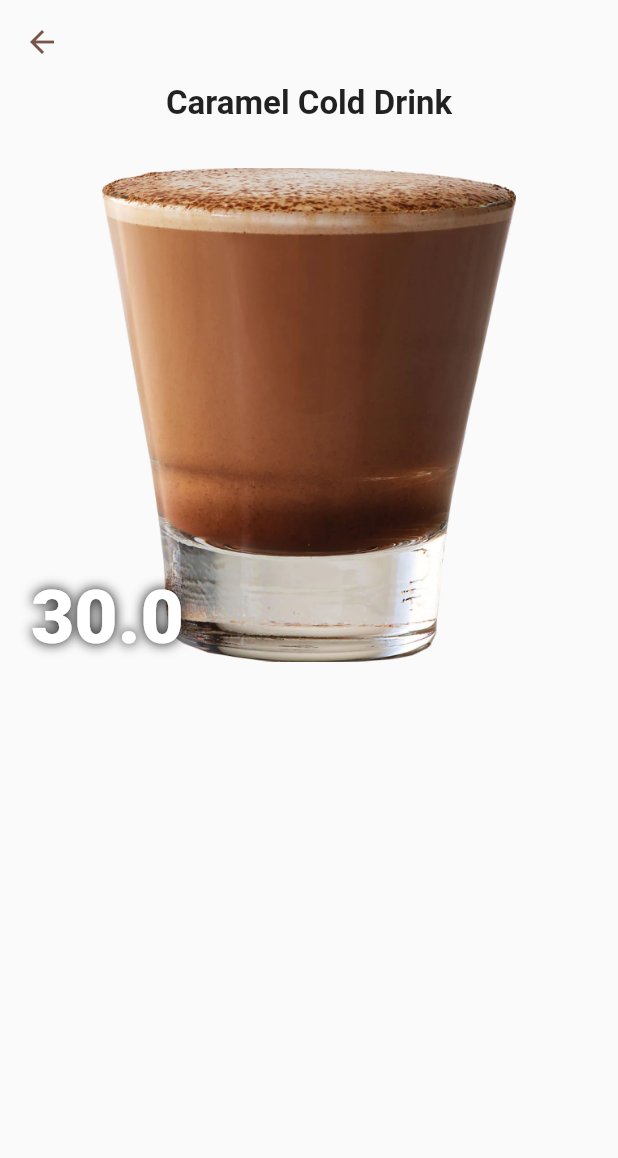
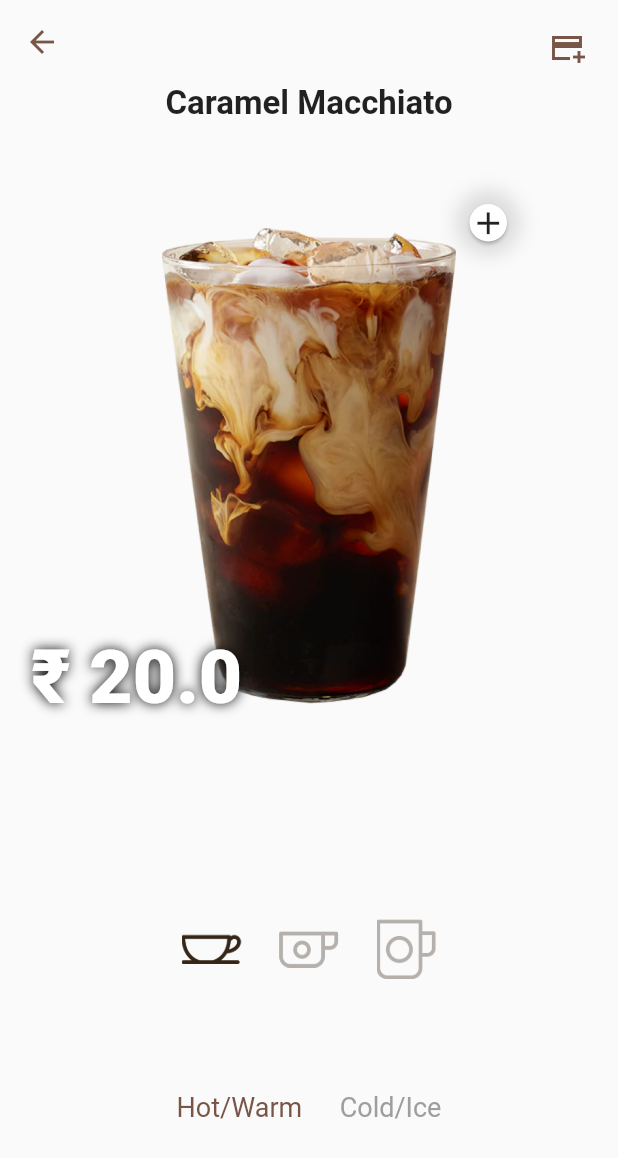
Before and after one commit to nirajphutane/Coffee_Shop_Demo, a Flutter app: the CoffeeDetailsScreen screen opened directly with sample values from the repository, on a phone screen of 412 x 824 dp. Shown: the top 1158 px of the screen. Run offline on Flutter 3.47's test engine with Material 2 defaults, Android fonts, the phone set to English and light mode, and no system bars.

Commit message:
Remaining UI add and existing UI/UX improved.

```diff
--- a/lib/Models/Coffee.dart
+++ b/lib/Models/Coffee.dart
@@ -13,7 +13,7 @@ class CoffeeList {
 
   List<Coffee> list(){
     return [
-      // Coffee(name: 'Caramel Macchiato',             image: 'assets/images/coffee_images/1_Caramel_Macchiato.png',             price: 20),
+      Coffee(name: 'Caramel Macchiato',             image: 'assets/images/coffee_images/1_Caramel_Macchiato.png',             price: 20),
       Coffee(name: 'Caramel Cold Drink',            image: 'assets/images/coffee_images/2_Caramel_Cold_Drink.png',            price: 30),
       Coffee(name: 'Iced Coffee Mocha',             image: 'assets/images/coffee_images/3_Iced_Coffee_Mocha.png',             price: 50),
       Coffee(name: 'Caramelized Pecan Latte',       image: 'assets/images/coffee_images/4_Caramelized_Pecan_Latte.png',       price: 70),
--- a/lib/Screens/coffee_details_screen.dart
+++ b/lib/Screens/coffee_details_screen.dart
@@ -19,6 +19,18 @@ class _CoffeeDetailsScreenState extends State<CoffeeDetailsScreen> {
           backgroundColor: Colors.transparent,
           elevation: 0,
           leading: BackButton(color: Colors.brown),
+          actions: [
+            Stack(
+              alignment: Alignment.bottomCenter,
+              children: [
+                IconButton(
+                  icon: Icon(Icons.add_card_sharp, color: Colors.brown),
+                  onPressed: () { },
+                ),
+              ],
+            ),
+            SizedBox(width: 10)
+          ],
         ),
         body: Column(
           crossAxisAlignment: CrossAxisAlignment.stretch,
@@ -34,9 +46,29 @@ class _CoffeeDetailsScreenState extends State<CoffeeDetailsScreen> {
               ),
             ),
 
-            const SizedBox(height: 30),
+            const SizedBox(height: 50),
 
-            SizedBox(
+            Stack(
+              children: [
+                Positioned(
+                  left: MediaQuery.of(context).size.width * 0.75,
+                  child: Container(
+                    decoration: BoxDecoration(
+                      shape: BoxShape.circle,
+                      boxShadow: [BoxShadow(blurRadius: 10, color: Colors.black12, spreadRadius: 5)],
+                    ),
+                    child: Card(
+                      color: Colors.white,
+                      shape: RoundedRectangleBorder(
+                        borderRadius: BorderRadius.circular(50),
+                      ),
+                      child: Icon(Icons.add, size: 25),
+                    ),
+                  )
+                ),
+                Padding(
+                  padding: const EdgeInsets.only(top: 20),
+                  child: SizedBox(
                     height: MediaQuery.of(context).size.height * 0.4,
                     child: Stack(
                       children: [
@@ -60,7 +92,7 @@ class _CoffeeDetailsScreenState extends State<CoffeeDetailsScreen> {
                             },
                             duration: const Duration(milliseconds: 300),
                             child: Text(
-                        '${widget.coffee.price}',
+                              '₹ ${widget.coffee.price}',
                               style: TextStyle(
                                 fontSize: 50,
                                 fontWeight: FontWeight.w900,
@@ -79,6 +111,37 @@ class _CoffeeDetailsScreenState extends State<CoffeeDetailsScreen> {
                       ],
                     ),
                   ),
+                ),
+              ],
+            ),
+
+            Expanded(
+              child: Row(
+                mainAxisSize: MainAxisSize.max,
+                mainAxisAlignment: MainAxisAlignment.center,
+                crossAxisAlignment: CrossAxisAlignment.end,
+                children: [
+                  Image.asset('assets/images/coffee_size_icons/taza_s.png', width: 40, height: 40,),
+                  const SizedBox(width: 25),
+                  Image.asset('assets/images/coffee_size_icons/taza_m.png', width: 40, height: 40,),
+                  const SizedBox(width: 25),
+                  Image.asset('assets/images/coffee_size_icons/taza_l.png', width: 40, height: 40,),
+                ],
+              ),
+            ),
+
+            Expanded(
+              child: Row(
+                mainAxisSize: MainAxisSize.max,
+                mainAxisAlignment: MainAxisAlignment.center,
+                crossAxisAlignment: CrossAxisAlignment.center,
+                children: [
+                  Text('Hot/Warm', style: TextStyle(color: Colors.brown, fontSize: 18)),
+                  const SizedBox(width: 25),
+                  Text('Cold/Ice', style: TextStyle(color: Colors.grey, fontSize: 18)),
+                ],
+              ),
+            ),
           ],
         )
     );
--- a/lib/main.dart
+++ b/lib/main.dart
@@ -11,6 +11,7 @@ class App extends StatelessWidget {
   @override
   Widget build(BuildContext context) {
     return MaterialApp(
+      debugShowCheckedModeBanner: false,
       title: 'Coffee',
       theme: ThemeData(
         primarySwatch: Colors.indigo,
--- a/pubspec.yaml
+++ b/pubspec.yaml
@@ -24,3 +24,4 @@ flutter:
   assets:
     - assets/images/app_icons/
     - assets/images/coffee_images/
+    - assets/images/coffee_size_icons/
```
Also changed, not shown: lib/Screens/coffee_list_screen.dart (+5 -7 lines), lib/Screens/welcome_screen.dart (+43 -21 lines). Lines whose indentation alone changed are shown as unchanged.
